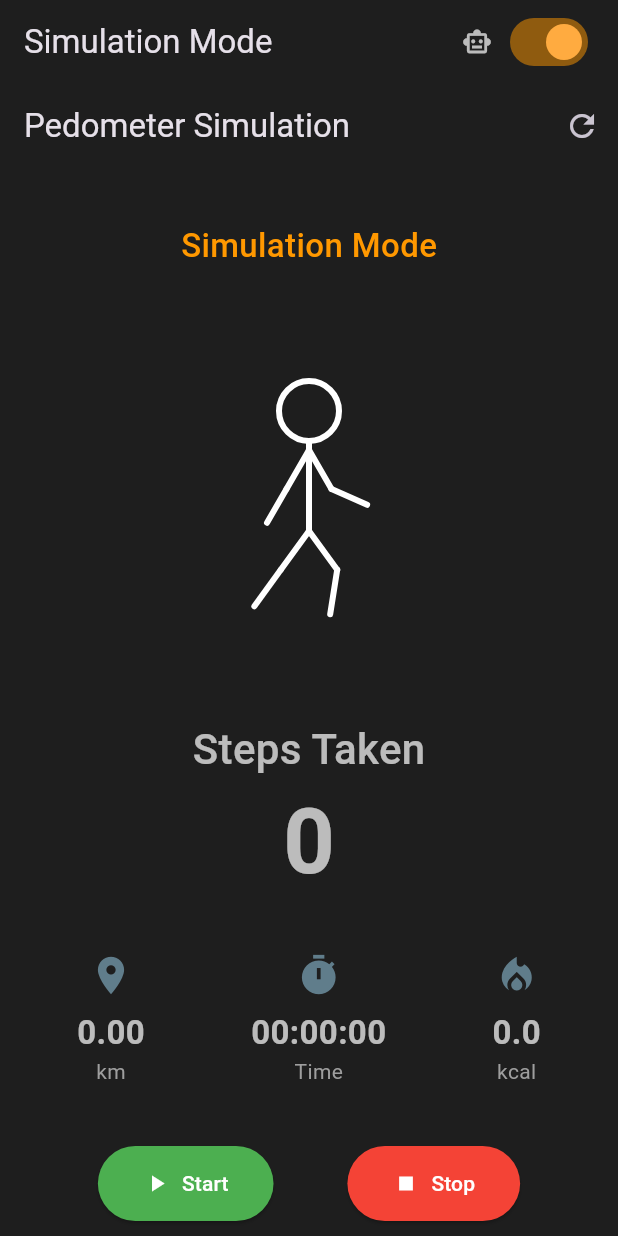
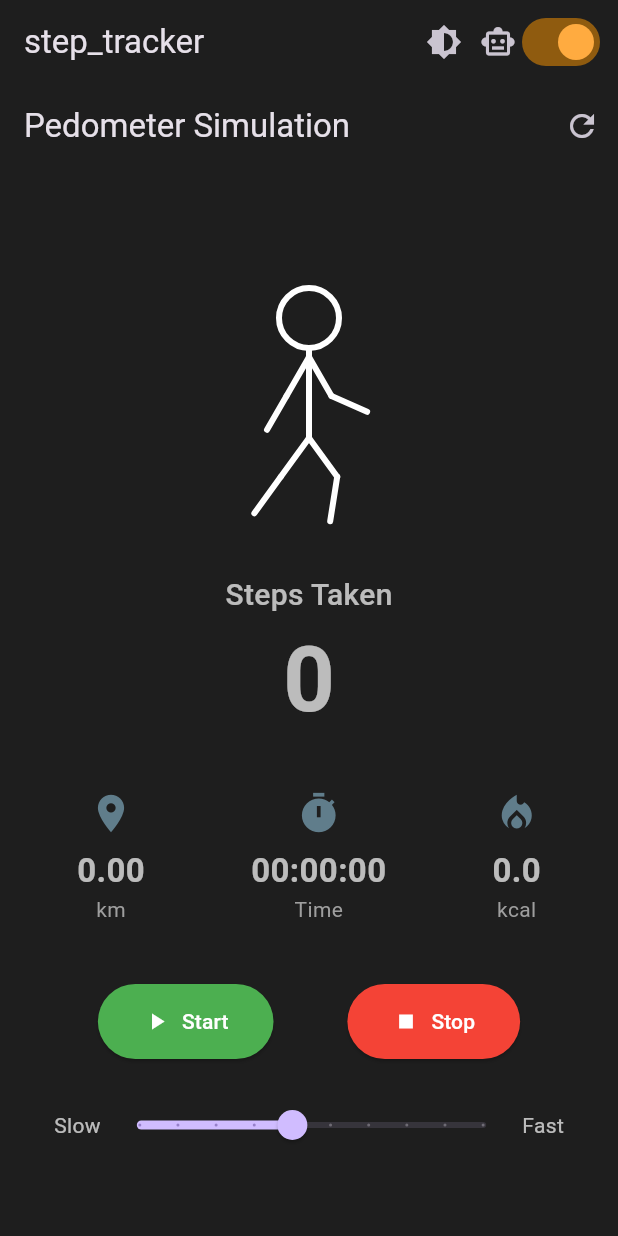
Before and after one commit to koasis89/step_tracker, a Flutter app: the screen it shows after launch, after a tap on "Start", after a tap on the "refresh" icon, on a phone screen of 412 x 824 dp. Run offline on Flutter 3.47's test engine with Material 3 defaults, Android fonts, the phone set to English and light mode, and no system bars; our stand-ins replace firebase_core, geolocator, pedometer; accounts and stored records are empty.

Commit message:
feat: 다크/라이트 모드 테마 기능 구현

```diff
--- a/lib/main.dart
+++ b/lib/main.dart
@@ -3,6 +3,7 @@ import 'package:flutter/material.dart';
 import 'package:provider/provider.dart';
 import 'package:firebase_core/firebase_core.dart';
 import 'package:myapp/screens/main_screen.dart';
+import 'firebase_options.dart'; // flutterfire configure가 생성한 파일
 
 class AppModeProvider with ChangeNotifier {
   bool _isSimulationMode = true;
@@ -15,13 +16,31 @@ class AppModeProvider with ChangeNotifier {
   }
 }
 
+// 1. 테마 상태를 관리하는 ThemeProvider 클래스 추가
+class ThemeProvider with ChangeNotifier {
+  ThemeMode _themeMode = ThemeMode.dark; // 기본값을 다크 모드로 설정
+
+  ThemeMode get themeMode => _themeMode;
+
+  void toggleTheme() {
+    _themeMode = _themeMode == ThemeMode.dark ? ThemeMode.light : ThemeMode.dark;
+    notifyListeners(); // 상태 변경을 알림
+  }
+}
+
 Future<void> main() async {
   WidgetsFlutterBinding.ensureInitialized();
-  await Firebase.initializeApp();
+  await Firebase.initializeApp(
+    options: DefaultFirebaseOptions.currentPlatform,
+  );
 
+  // 2. MultiProvider를 사용하여 여러 Provider를 앱에 제공
   runApp(
-    ChangeNotifierProvider(
-      create: (context) => AppModeProvider(),
+    MultiProvider(
+      providers: [
+        ChangeNotifierProvider(create: (context) => AppModeProvider()),
+        ChangeNotifierProvider(create: (context) => ThemeProvider()), // ThemeProvider 추가
+      ],
       child: const PedometerApp(),
     ),
   );
@@ -32,10 +51,40 @@ class PedometerApp extends StatelessWidget {
 
   @override
   Widget build(BuildContext context) {
-    return MaterialApp(
-      debugShowCheckedModeBanner: false,
-      title: 'Pedometer App',
-      theme: ThemeData(
+    // 3. Consumer를 사용하여 ThemeProvider의 상태를 구독
+    return Consumer<ThemeProvider>(
+      builder: (context, themeProvider, child) {
+        // 라이트 테마 정의
+        final lightTheme = ThemeData(
+          brightness: Brightness.light,
+          primaryColor: Colors.blueGrey,
+          scaffoldBackgroundColor: Colors.grey[100],
+          appBarTheme: AppBarTheme(
+            backgroundColor: Colors.blueGrey[600],
+            elevation: 4,
+            titleTextStyle: const TextStyle(color: Colors.white, fontSize: 20, fontWeight: FontWeight.bold),
+            iconTheme: const IconThemeData(color: Colors.white),
+          ),
+          switchTheme: SwitchThemeData(
+            thumbColor: WidgetStateProperty.resolveWith<Color?>((states) {
+              if (states.contains(WidgetState.selected)) return Colors.orange;
+              return Colors.teal;
+            }),
+            trackColor: WidgetStateProperty.resolveWith<Color?>((states) {
+              if (states.contains(WidgetState.selected)) return Colors.orange.withOpacity(0.5);
+              return Colors.teal.withOpacity(0.5);
+            }),
+          ),
+          textTheme: const TextTheme(
+            bodyLarge: TextStyle(color: Colors.black87),
+            bodyMedium: TextStyle(color: Colors.black54),
+            headlineSmall: TextStyle(color: Colors.black87, fontWeight: FontWeight.w500),
+            displayLarge: TextStyle(color: Colors.black, fontWeight: FontWeight.bold),
+          ),
+        );
+
+        // 다크 테마 정의 (기존 테마 활용)
+        final darkTheme = ThemeData(
           brightness: Brightness.dark,
           primaryColor: Colors.blueGrey,
           scaffoldBackgroundColor: const Color(0xFF1E1E1E),
@@ -43,19 +92,14 @@ class PedometerApp extends StatelessWidget {
             backgroundColor: Colors.transparent,
             elevation: 0,
           ),
-        // Switch의 스타일을 앱 테마에 중앙 관리하도록 추가합니다.
           switchTheme: SwitchThemeData(
             thumbColor: WidgetStateProperty.resolveWith<Color?>((states) {
-            if (states.contains(WidgetState.selected)) {
-              return Colors.orangeAccent; // 켜졌을 때 (Sim)
-            }
-            return Colors.tealAccent; // 꺼졌을 때 (Live)
+              if (states.contains(WidgetState.selected)) return Colors.orangeAccent;
+              return Colors.tealAccent;
             }),
             trackColor: WidgetStateProperty.resolveWith<Color?>((states) {
-            if (states.contains(WidgetState.selected)) {
-              return Colors.orange.withOpacity(0.5); // 켜졌을 때 (Sim)
-            }
-            return Colors.teal.withOpacity(0.5); // 꺼졌을 때 (Live)
+              if (states.contains(WidgetState.selected)) return Colors.orange.withOpacity(0.5);
+              return Colors.teal.withOpacity(0.5);
             }),
           ),
           textTheme: const TextTheme(
@@ -64,8 +108,18 @@ class PedometerApp extends StatelessWidget {
             headlineSmall: TextStyle(color: Colors.white, fontWeight: FontWeight.w500),
             displayLarge: TextStyle(color: Colors.white, fontWeight: FontWeight.bold),
           ),
-      ),
+        );
+
+        // 4. MaterialApp에 테마 설정 적용
+        return MaterialApp(
+          debugShowCheckedModeBanner: false,
+          title: 'Pedometer App',
+          theme: lightTheme, // 라이트 모드일 때 사용할 테마
+          darkTheme: darkTheme, // 다크 모드일 때 사용할 테마
+          themeMode: themeProvider.themeMode, // 현재 테마 모드를 provider에서 가져옴
           home: const MainScreen(),
+        );
+      },
     );
   }
 }
--- a/lib/screens/live_screen.dart
+++ b/lib/screens/live_screen.dart
@@ -168,27 +168,21 @@ class _LiveScreenState extends State<LiveScreen> with TickerProviderStateMixin {
             mainAxisAlignment: MainAxisAlignment.center,
             children: <Widget>[
               const SizedBox(height: 20),
-              Text(
-                'Live Mode',
-                style: TextStyle(
-                  fontSize: 22,
-                  fontWeight: FontWeight.w500,
-                  color: Colors.green,
+              SizedBox(
+                height: 200,
+                width: 200,
+                child: CustomPaint(
+                  size: const Size(200, 250),
+                  painter: DetailedWalkingPainter(
+                    animation: _animationController,
+                    isDarkMode: Theme.of(context).brightness == Brightness.dark,
+                  ),
                 ),
               ),
               const SizedBox(height: 20),
-              SizedBox(
-                height: 250,
-                width: 200,
-                child: CustomPaint(
-                  size: const Size(200, 250),
-                  painter: DetailedWalkingPainter(animation: _animationController),
-                ),
-              ),
-              const SizedBox(height: 30),
               const Text(
                 'Steps Taken',
-                style: TextStyle(fontSize: 28, fontWeight: FontWeight.w500),
+                style: TextStyle(fontSize: 20, fontWeight: FontWeight.w500),
               ),
               Text(
                 '$_steps',
--- a/lib/screens/main_screen.dart
+++ b/lib/screens/main_screen.dart
@@ -4,6 +4,8 @@ import 'package:provider/provider.dart';
 import 'package:myapp/main.dart';
 import 'package:myapp/screens/live_screen.dart';
 import 'package:myapp/screens/simulation_screen.dart';
+import 'package:provider/provider.dart';
+import 'package:myapp/main.dart';
 
 class MainScreen extends StatelessWidget {
   const MainScreen({super.key});
@@ -17,25 +19,28 @@ class MainScreen extends StatelessWidget {
       appBar: AppBar(
         // AppBar의 스타일은 이제 main.dart의 테마를 따르므로
         // backgroundColor와 elevation 속성을 여기서 지정할 필요가 없습니다.
-        title: Text(isSimulation ? 'Simulation Mode' : 'Live Mode'),
+        //title: Text(isSimulation ? 'Simulation Mode' : 'Live Mode'),
+        title: Text('step_tracker'),
         actions: [
-          Padding(
-            padding: const EdgeInsets.only(right: 16.0),
-            child: Row(
-              children: [
-                Icon(isSimulation ? Icons.smart_toy_outlined : Icons.sensors, size: 20, color: Colors.white70),
-                const SizedBox(width: 8),
-                Switch(
-                  value: isSimulation,
-                  onChanged: (value) {
-                    context.read<AppModeProvider>().toggleMode();
-                  },
-                  // Switch의 스타일 관련 코드(thumbColor, trackColor)는
-                  // 이제 main.dart의 테마에서 중앙 관리되므로 여기서 모두 삭제합니다.
-                ),
-              ],
-            ),
+          // 1. 테마 변경 버튼
+          IconButton(
+            icon: const Icon(Icons.brightness_6),
+            tooltip: 'Toggle Theme',
+            onPressed: () {
+              context.read<ThemeProvider>().toggleTheme();
+            },
           ),
+          // 2. 시뮬레이션/라이브 모드 아이콘
+          Icon(isSimulation ? Icons.smart_toy_outlined : Icons.sensors),
+          // 3. 모드 변경 스위치
+          Switch(
+            value: isSimulation,
+            onChanged: (value) {
+              context.read<AppModeProvider>().toggleMode();
+            },
+          ),
+          // 4. 오른쪽 끝에 약간의 여백 추가
+          const SizedBox(width: 8),
         ],
       ),
       body: isSimulation ? const SimulationScreen() : const LiveScreen(),
--- a/lib/screens/simulation_screen.dart
+++ b/lib/screens/simulation_screen.dart
@@ -136,27 +136,21 @@ class _SimulationScreenState extends State<SimulationScreen> with TickerProvider
             mainAxisAlignment: MainAxisAlignment.center,
             children: <Widget>[
               const SizedBox(height: 20),
-              Text(
-                'Simulation Mode',
-                style: TextStyle(
-                  fontSize: 22,
-                  fontWeight: FontWeight.w500,
-                  color: Colors.orange,
+              SizedBox(
+                height: 200,
+                width: 200,
+                child: CustomPaint(
+                  size: const Size(200, 250),
+                  painter: DetailedWalkingPainter(
+                    animation: _animationController,
+                    isDarkMode: Theme.of(context).brightness == Brightness.dark,
+                  ),
                 ),
               ),
               const SizedBox(height: 20),
-              SizedBox(
-                height: 250,
-                width: 200,
-                child: CustomPaint(
-                  size: const Size(200, 250),
-                  painter: DetailedWalkingPainter(animation: _animationController),
-                ),
-              ),
-              const SizedBox(height: 30),
               const Text(
                 'Steps Taken',
-                style: TextStyle(fontSize: 28, fontWeight: FontWeight.w500),
+                style: TextStyle(fontSize: 20, fontWeight: FontWeight.w500),
               ),
               Text(
                 '$_steps',
--- a/lib/widgets/detailed_walking_painter.dart
+++ b/lib/widgets/detailed_walking_painter.dart
@@ -9,14 +9,19 @@ double lerp(double min, double max, double t) {
 
 class DetailedWalkingPainter extends CustomPainter {
   final Animation<double> animation;
+  final bool isDarkMode;
 
-  DetailedWalkingPainter({required this.animation}) : super(repaint: animation);
+  DetailedWalkingPainter({required this.animation, required this.isDarkMode}) : super(repaint: animation);
 
   @override
   void paint(Canvas canvas, Size size) {
+    // 테마에 따라 색상 결정
+    final bodyColor = isDarkMode ? const Color(0xFFFFFFFF) : const Color(0xFF000080);
+
     final paint = Paint()
       // 선 색상을 Colors.white로 변경
-      ..color = Colors.white
+      //..color = Colors.white
+      ..color = bodyColor
       ..strokeWidth = 4.0
       ..style = PaintingStyle.stroke
       ..strokeCap = StrokeCap.round;
@@ -96,6 +101,6 @@ class DetailedWalkingPainter extends CustomPainter {
 
   @override
   bool shouldRepaint(covariant DetailedWalkingPainter oldDelegate) {
-    return oldDelegate.animation != animation;
+    return oldDelegate.animation != animation || oldDelegate.isDarkMode != isDarkMode;
   }
 }
```
Also changed, not shown: pubspec.lock, 2 other files. Lines whose indentation alone changed are shown as unchanged.
